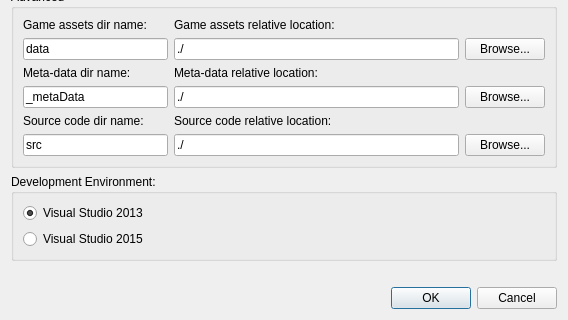
GameOverture/HarmonyEngine, file DesignerTool/src/DlgNewProject.ui: the form before one commit; both pictures show x 0 to 568 and y 144 to 464 of the 568 by 464 pixel window.
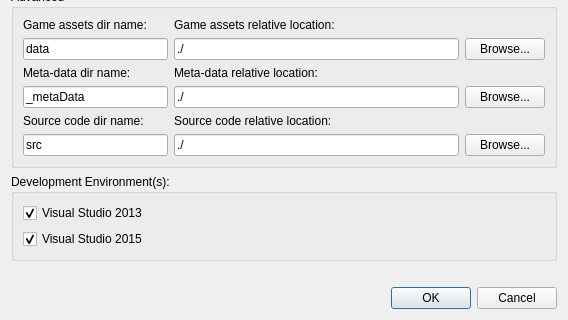
The form after the commit.

Commit message: New project dialog updates and source export support for vs2015

The edit to the form file:
```diff
--- a/DesignerTool/src/DlgNewProject.ui
+++ b/DesignerTool/src/DlgNewProject.ui
@@ -303,11 +303,11 @@
    <item>
     <widget class="QGroupBox" name="groupBox">
      <property name="title">
-      <string>Development Environment:</string>
+      <string>Development Environment(s):</string>
      </property>
      <layout class="QVBoxLayout" name="verticalLayout">
       <item>
-       <widget class="QRadioButton" name="radVs2013">
+       <widget class="QCheckBox" name="radVs2013">
         <property name="text">
          <string>Visual Studio 2013</string>
         </property>
@@ -317,10 +317,13 @@
        </widget>
       </item>
       <item>
-       <widget class="QRadioButton" name="radVs2015">
+       <widget class="QCheckBox" name="radVs2015">
         <property name="text">
          <string>Visual Studio 2015</string>
         </property>
+        <property name="checked">
+         <bool>true</bool>
+        </property>
        </widget>
       </item>
      </layout>
```
The commit also changes 155 other files.
